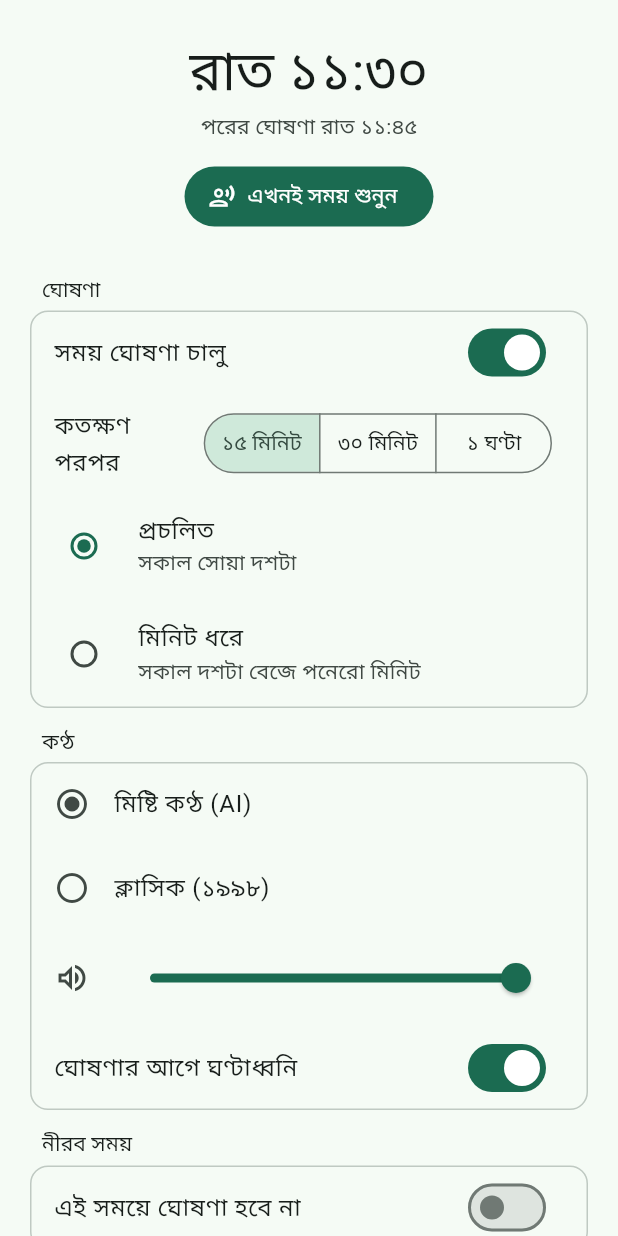
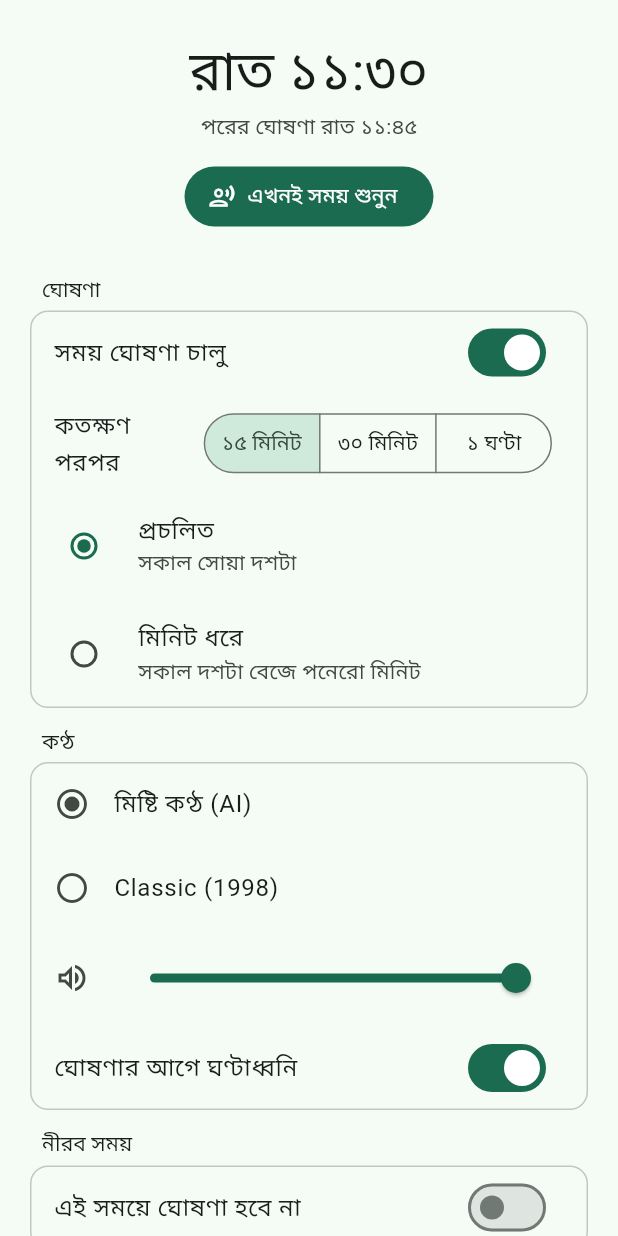
Before and after one commit to saifulmd0/bangla-voice-clock, a Flutter app: the screen it shows after launch, on a phone screen of 412 x 824 dp. Run offline on Flutter 3.47's test engine with Material 3 defaults, Android fonts, the phone set to English and light mode, and no system bars.

Commit message:
Fix the classic voice's minutes: একটা পনেরো মিনিট, not পনেরো মিনিট একটা
The original's min[1..3] clips say পনেরো/ত্রিশ/পঁয়তাল্লিশ মিনিট after the
hour, not সোয়া/সাড়ে/পৌনে before it. They are now exact-style minute
endings, বেজে is optional for packs that lack it, and the announcement
falls back to whatever the pack can say. Voice packs gain an author.

```diff
--- a/lib/core/speech/bangla_phrase_builder.dart
+++ b/lib/core/speech/bangla_phrase_builder.dart
@@ -120,7 +120,7 @@ class BanglaPhraseBuilder {
   List<SpeechToken> _exact(int hour, int minute) => [
     _hour(_to12(hour)),
     if (minute > 0) ...[
-      const SpeechToken(ClipKeys.beje, bejeWord),
+      const SpeechToken(ClipKeys.beje, bejeWord, optional: true),
       SpeechToken(ClipKeys.number(minute), numberWords[minute]),
       const SpeechToken(ClipKeys.minute, minuteWord),
     ],
--- a/lib/core/speech/speech_token.dart
+++ b/lib/core/speech/speech_token.dart
@@ -2,13 +2,20 @@
 ///
 /// [key] names the voice-pack clip that speaks it. When a pack lacks that
 /// clip, [fallback] lists other clips that say the same thing in more words
-/// (for example "সাড়ে একটা" instead of "দেড়টা").
+/// (for example "সাড়ে একটা" instead of "দেড়টা"). An [optional] token is
+/// left unspoken by a pack without it (the classic voice has no "বেজে").
 class SpeechToken {
-  const SpeechToken(this.key, this.text, {this.fallback = const []});
+  const SpeechToken(
+    this.key,
+    this.text, {
+    this.fallback = const [],
+    this.optional = false,
+  });
 
   final String key;
   final String text;
   final List<String> fallback;
+  final bool optional;
 
   @override
   bool operator ==(Object other) =>
--- a/tool/import_legacy_voice.dart
+++ b/tool/import_legacy_voice.dart
@@ -29,7 +29,8 @@ Future<void> main(List<String> args) async {
     keyMap: banglaLegacyKeyMap,
     outDir: Directory(outPath),
     id: 'bn_classic',
-    name: 'ক্লাসিক (১৯৯৮)',
+    name: 'Classic (1998)',
+    author: 'Moshfekah Ferdaus Mahita',
     language: 'bn',
     credits:
         'Voice of Moshfekah Ferdaus Mahita, from Bangla Voice Clock '
```
Also changed, not shown: lib/core/speech/announcement.dart (+14 -8 lines), lib/core/speech/legacy_voice_import.dart (+8 -7 lines), lib/core/speech/voice_pack.dart (+12 -2 lines), tool/speak.dart (+10 -5 lines), assets/voices/bn_classic/manifest.json, 10 other files.
